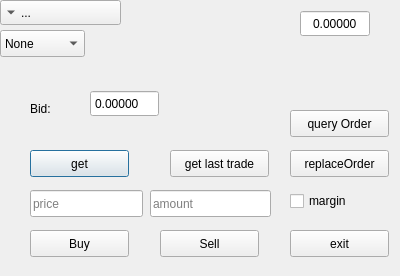
Before: the Qt Designer form widget.ui in CaoNguyenHcmus/Qt_bitfinex, drawn with Qt 5.
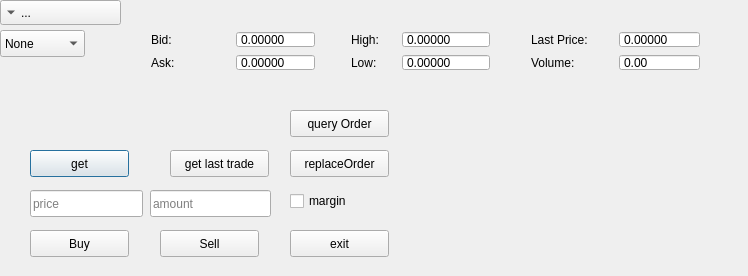
After: the same form once the commit is applied.

Commit message: Support GUI for indicator

Diff of the .ui file:
```diff
--- a/widget.ui
+++ b/widget.ui
@@ -6,45 +6,13 @@
    <rect>
     <x>0</x>
     <y>0</y>
-    <width>400</width>
+    <width>748</width>
     <height>276</height>
    </rect>
   </property>
   <property name="windowTitle">
    <string>Widget</string>
   </property>
-  <widget class="QLabel" name="bidsLabelIndicator">
-   <property name="geometry">
-    <rect>
-     <x>30</x>
-     <y>100</y>
-     <width>67</width>
-     <height>17</height>
-    </rect>
-   </property>
-   <property name="text">
-    <string>Bid:</string>
-   </property>
-  </widget>
-  <widget class="QDoubleSpinBox" name="marketBid">
-   <property name="geometry">
-    <rect>
-     <x>90</x>
-     <y>90</y>
-     <width>69</width>
-     <height>27</height>
-    </rect>
-   </property>
-   <property name="buttonSymbols">
-    <enum>QAbstractSpinBox::NoButtons</enum>
-   </property>
-   <property name="decimals">
-    <number>5</number>
-   </property>
-   <property name="maximum">
-    <double>9999.000000000000000</double>
-   </property>
-  </widget>
   <widget class="QPushButton" name="getButton">
    <property name="geometry">
     <rect>
@@ -239,15 +207,86 @@
     <string>margin</string>
    </property>
   </widget>
+  <widget class="QWidget" name="widgetMarket" native="true">
+   <property name="geometry">
+    <rect>
+     <x>130</x>
+     <y>10</y>
+     <width>601</width>
+     <height>91</height>
+    </rect>
+   </property>
+   <widget class="QWidget" name="gridLayoutWidget">
+    <property name="geometry">
+     <rect>
+      <x>10</x>
+      <y>10</y>
+      <width>186</width>
+      <height>62</height>
+     </rect>
+    </property>
+    <layout class="QGridLayout" name="askBidLayout">
+     <item row="0" column="0">
+      <widget class="QLabel" name="bidsLabelIndicator">
+       <property name="text">
+        <string>Bid:</string>
+       </property>
+      </widget>
+     </item>
+     <item row="0" column="1">
+      <widget class="QDoubleSpinBox" name="marketBid">
+       <property name="buttonSymbols">
+        <enum>QAbstractSpinBox::NoButtons</enum>
+       </property>
+       <property name="decimals">
+        <number>5</number>
+       </property>
+       <property name="maximum">
+        <double>9999.000000000000000</double>
+       </property>
+      </widget>
+     </item>
+     <item row="1" column="0">
+      <widget class="QLabel" name="asksLabelIndicator">
+       <property name="text">
+        <string>Ask:</string>
+       </property>
+      </widget>
+     </item>
+     <item row="1" column="1">
+      <widget class="QDoubleSpinBox" name="marketAsk">
+       <property name="buttonSymbols">
+        <enum>QAbstractSpinBox::NoButtons</enum>
+       </property>
+       <property name="decimals">
+        <number>5</number>
+       </property>
+       <property name="maximum">
+        <double>9999.000000000000000</double>
+       </property>
+      </widget>
+     </item>
+    </layout>
+   </widget>
+   <widget class="QWidget" name="gridLayoutWidget_2">
+    <property name="geometry">
+     <rect>
+      <x>210</x>
+      <y>10</y>
+      <width>161</width>
+      <height>62</height>
+     </rect>
+    </property>
+    <layout class="QGridLayout" name="highLowLayout">
+     <item row="0" column="0">
+      <widget class="QLabel" name="highLabelIndicator">
+       <property name="text">
+        <string>High:</string>
+       </property>
+      </widget>
+     </item>
+     <item row="0" column="1">
   <widget class="QDoubleSpinBox" name="marketHigh">
-   <property name="geometry">
-    <rect>
-     <x>300</x>
-     <y>10</y>
-     <width>70</width>
-     <height>27</height>
-    </rect>
-   </property>
    <property name="sizePolicy">
     <sizepolicy hsizetype="Preferred" vsizetype="Fixed">
      <horstretch>0</horstretch>
@@ -269,9 +308,6 @@
    <property name="accessibleDescription">
     <string>CAN_BE_ZERO</string>
    </property>
-   <property name="alignment">
-    <set>Qt::AlignCenter</set>
-   </property>
    <property name="readOnly">
     <bool>true</bool>
    </property>
@@ -284,6 +320,79 @@
    <property name="maximum">
     <double>9999000000000000000.000000000000000</double>
    </property>
+      </widget>
+     </item>
+     <item row="1" column="0">
+      <widget class="QLabel" name="lowLabelIndicator">
+       <property name="text">
+        <string>Low:</string>
+       </property>
+      </widget>
+     </item>
+     <item row="1" column="1">
+      <widget class="QDoubleSpinBox" name="marketLow">
+       <property name="buttonSymbols">
+        <enum>QAbstractSpinBox::NoButtons</enum>
+       </property>
+       <property name="decimals">
+        <number>5</number>
+       </property>
+       <property name="maximum">
+        <double>9999.000000000000000</double>
+       </property>
+      </widget>
+     </item>
+    </layout>
+   </widget>
+   <widget class="QWidget" name="gridLayoutWidget_3">
+    <property name="geometry">
+     <rect>
+      <x>390</x>
+      <y>10</y>
+      <width>191</width>
+      <height>62</height>
+     </rect>
+    </property>
+    <layout class="QGridLayout" name="lastPriceVolumeLayout">
+     <item row="0" column="0">
+      <widget class="QLabel" name="lastPriceLabelIndicator">
+       <property name="text">
+        <string>Last Price:</string>
+       </property>
+      </widget>
+     </item>
+     <item row="1" column="0">
+      <widget class="QLabel" name="volumeLabelIndicator">
+       <property name="text">
+        <string>Volume:</string>
+       </property>
+      </widget>
+     </item>
+     <item row="0" column="1">
+      <widget class="QDoubleSpinBox" name="marketLast">
+       <property name="buttonSymbols">
+        <enum>QAbstractSpinBox::NoButtons</enum>
+       </property>
+       <property name="decimals">
+        <number>5</number>
+       </property>
+       <property name="maximum">
+        <double>9999.000000000000000</double>
+       </property>
+      </widget>
+     </item>
+     <item row="1" column="1">
+      <widget class="QDoubleSpinBox" name="marketVolume">
+       <property name="buttonSymbols">
+        <enum>QAbstractSpinBox::NoButtons</enum>
+       </property>
+       <property name="maximum">
+        <double>9999999.000000000000000</double>
+       </property>
+      </widget>
+     </item>
+    </layout>
+   </widget>
   </widget>
  </widget>
  <layoutdefault spacing="6" margin="11"/>
```
Lines whose indentation alone changed are shown as unchanged. The commit also changes 6 other files.
